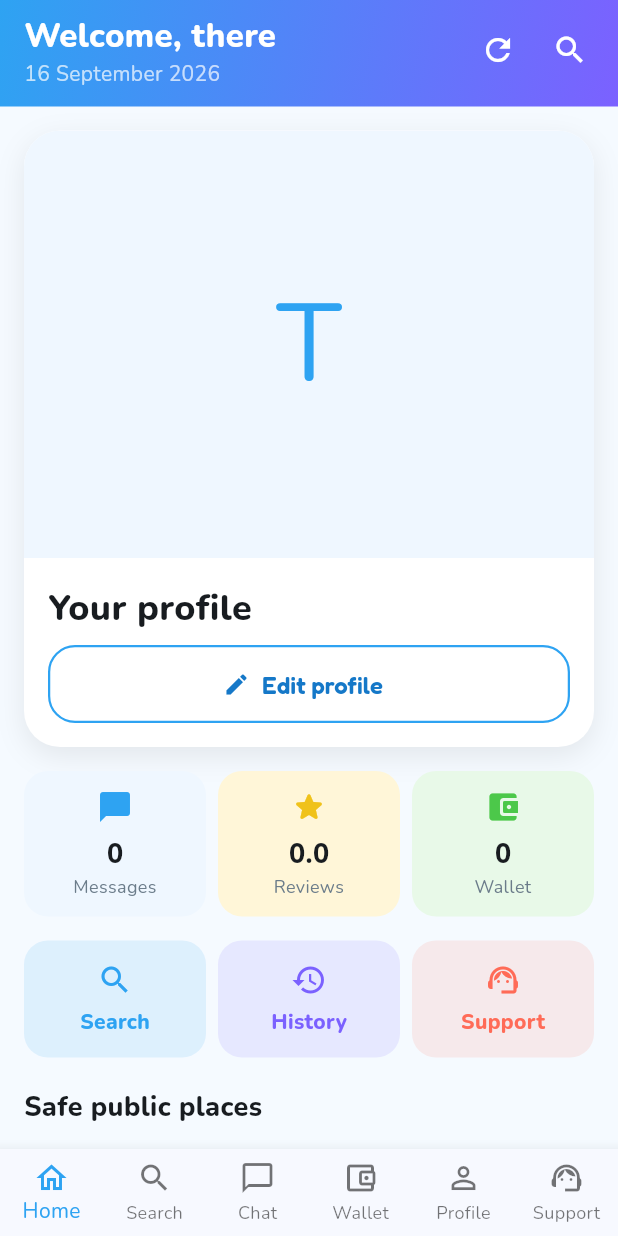
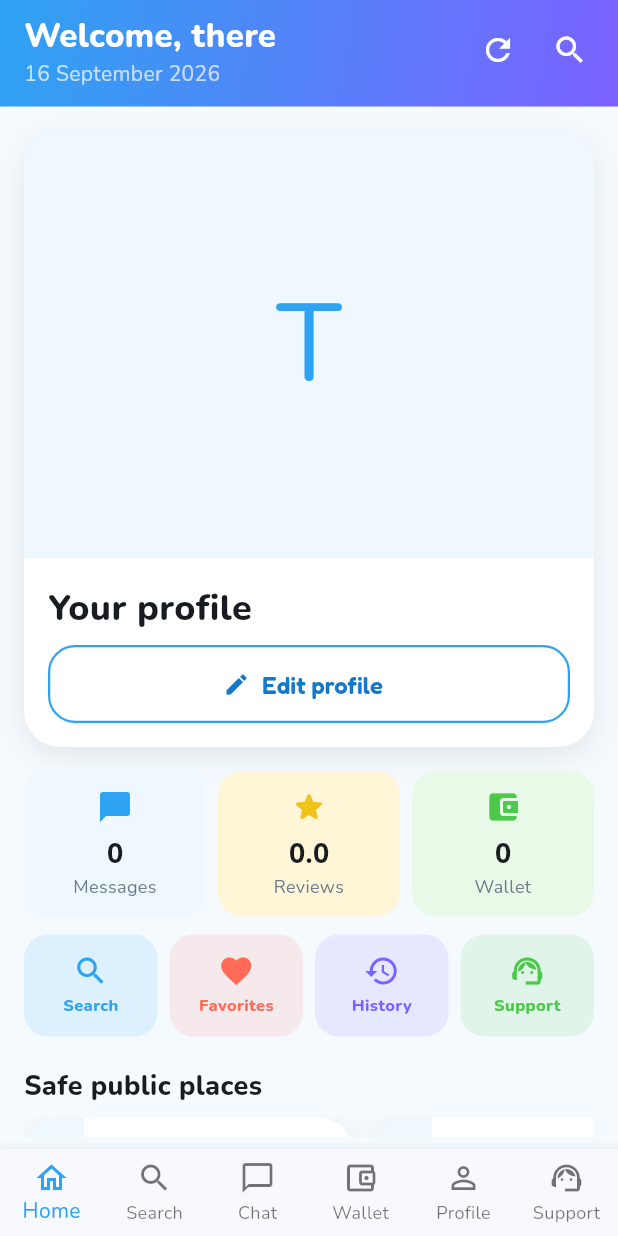
Before and after one commit to skill4handel-netizen/skill4handel-app, a Flutter app: the MainShell screen opened directly, on a phone screen of 412 x 824 dp. Run offline on Flutter 3.47's test engine with Material 3 defaults, Android fonts, the phone set to English and light mode, and no system bars; our stand-ins replace dio, flutter_secure_storage, google_fonts, image_picker; accounts and stored records are empty; network calls fail.

Commit message:
new UI 3

```diff
--- /dev/null
+++ b/lib/core/constants/Places_service.dart
@@ -0,0 +1,62 @@
+import 'package:dio/dio.dart';
+import 'safe_places.dart';
+
+class PlacesService {
+  static final _dio = Dio(BaseOptions(
+    baseUrl: 'https://nominatim.openstreetmap.org',
+    headers: {'User-Agent': 'Skill4Handel/1.0 (info@skill4handel.com)'},
+    connectTimeout: const Duration(seconds: 12),
+  ));
+
+  static Future<List<SafePlace>> load(String city) async {
+    final place = city.trim().isEmpty ? 'Netherlands' : city.trim();
+    final queries = [
+      'public library $place',
+      'community centre $place',
+      'buurthuis $place',
+      'park cafe $place',
+    ];
+    final found = <SafePlace>[];
+    final seen = <String>{};
+    for (final query in queries) {
+      try {
+        final response = await _dio.get('/search', queryParameters: {
+          'q': query,
+          'format': 'json',
+          'addressdetails': 1,
+          'limit': 2,
+        });
+        for (final raw in ((response.data as List?) ?? [])) {
+          final item = Map<String, dynamic>.from(raw as Map);
+          final name = item['display_name']?.toString() ?? '';
+          if (name.isEmpty || seen.contains(name)) continue;
+          seen.add(name);
+          found.add(SafePlace(
+            name: (item['name']?.toString().isNotEmpty == true) ? item['name'].toString() : name.split(',').first,
+            kind: _kind(query),
+            summary: name.split(',').take(3).join(', '),
+            details: name,
+            address: name,
+            photoUrl: _photo(_kind(query)),
+            lat: double.tryParse('${item['lat'] ?? ''}'),
+            lng: double.tryParse('${item['lon'] ?? ''}'),
+          ));
+        }
+      } catch (_) {}
+    }
+    if (found.isEmpty) return safePlacesFor(place);
+    return found.take(6).toList();
+  }
+
+  static String _kind(String query) {
+    if (query.contains('library')) return 'Library';
+    if (query.contains('park')) return 'Park cafe';
+    return 'Community venue';
+  }
+
+  static String _photo(String kind) {
+    if (kind == 'Library') return 'https://images.unsplash.com/photo-1521587760476-6c12a4b040da?auto=format&fit=crop&w=900&q=70';
+    if (kind == 'Park cafe') return 'https://images.unsplash.com/photo-1441974231531-c6227db76b6e?auto=format&fit=crop&w=900&q=70';
+    return 'https://images.unsplash.com/photo-1511632765486-a01980e01a18?auto=format&fit=crop&w=900&q=70';
+  }
+}
--- a/lib/core/constants/safe_places.dart
+++ b/lib/core/constants/safe_places.dart
@@ -6,6 +6,8 @@ class SafePlace {
     required this.details,
     required this.address,
     required this.photoUrl,
+    this.lat,
+    this.lng,
   });
 
   final String name;
@@ -14,6 +16,8 @@ class SafePlace {
   final String details;
   final String address;
   final String photoUrl;
+  final double? lat;
+  final double? lng;
 }
 
 const _libraryPhoto = 'https://images.unsplash.com/photo-1521587760476-6c12a4b040da?auto=format&fit=crop&w=900&q=70';
--- a/lib/features/home/home_screen.dart
+++ b/lib/features/home/home_screen.dart
@@ -1,5 +1,7 @@
 import 'package:dio/dio.dart';
 import 'package:flutter/material.dart';
+import 'package:url_launcher/url_launcher.dart';
+import '../../core/constants/places_service.dart';
 import '../../core/constants/safe_places.dart';
 import '../../core/constants/session.dart';
 import '../../core/constants/skill_items.dart';
@@ -9,6 +11,7 @@ import '../chat/chat_screen.dart';
 import '../chat/history_screen.dart';
 import '../reviews/review_screen.dart';
 import '../support/support_screen.dart';
+import 'favorites_screen.dart';
 
 class HomeScreen extends StatefulWidget {
   const HomeScreen({
@@ -32,6 +35,7 @@ class _HomeScreenState extends State<HomeScreen> {
   final dio = Dio(BaseOptions(baseUrl: 'https://skill4handel-api.onrender.com'));
   List<Map<String, dynamic>> chats = [];
   List<Map<String, dynamic>> history = [];
+  List<SafePlace> places = [];
   int unread = 0;
 
   @override
@@ -65,6 +69,11 @@ class _HomeScreenState extends State<HomeScreen> {
       history = ((response.data as List?) ?? []).map((item) => Map<String, dynamic>.from(item as Map)).toList();
     } catch (_) {
       history = [];
+    }
+    try {
+      places = await PlacesService.load(Session.city);
+    } catch (_) {
+      places = safePlacesFor(Session.city);
     }
     if (mounted) setState(() {});
   }
@@ -112,17 +121,11 @@ class _HomeScreenState extends State<HomeScreen> {
     for (final item in history) {
       final status = item['status']?.toString();
       if (status == 'completed' && !reviewedByMe(item)) {
-        items.add({
-          'title': item['otherName'] ?? 'Member',
-          'reason': 'Review pending after a completed exchange.',
-          'review': item,
-        });
+        items.add({'title': item['otherName'] ?? 'Member', 'reason': 'Review pending after a completed exchange.', 'review': item});
       } else if (status == 'cancelled' || status == 'expired') {
         items.add({
           'title': item['otherName'] ?? 'Member',
-          'reason': status == 'expired'
-              ? 'The previous offer expired. Both members may start a new request.'
-              : 'The previous offer was cancelled. Both members may start a new request.',
+          'reason': 'The previous offer was closed. Both members may start a new request.',
           'chatId': item['chatId'],
           'otherId': item['otherId'],
           'name': item['otherName'],
@@ -147,6 +150,14 @@ class _HomeScreenState extends State<HomeScreen> {
     ).then((_) => refresh());
   }
 
+  Future<void> openMaps(SafePlace place) async {
+    final query = place.lat != null ? '${place.lat},${place.lng}' : place.address;
+    await launchUrl(
+      Uri.parse('https://www.google.com/maps/search/?api=1&query=${Uri.encodeComponent(query)}'),
+      mode: LaunchMode.externalApplication,
+    );
+  }
+
   void showPlace(SafePlace place) {
     showModalBottomSheet(
       context: context,
@@ -154,7 +165,7 @@ class _HomeScreenState extends State<HomeScreen> {
       isScrollControlled: true,
       builder: (context) {
         return Padding(
-          padding: const EdgeInsets.fromLTRB(20, 0, 20, 28),
+          padding: EdgeInsets.fromLTRB(20, 0, 20, MediaQuery.of(context).padding.bottom + 20),
           child: Column(
             mainAxisSize: MainAxisSize.min,
             crossAxisAlignment: CrossAxisAlignment.start,
@@ -182,6 +193,13 @@ class _HomeScreenState extends State<HomeScreen> {
                   Expanded(child: Text(place.address, style: const TextStyle(fontWeight: FontWeight.w700))),
                 ],
               ),
+              const SizedBox(height: 12),
+              ElevatedButton.icon(
+                onPressed: () => openMaps(place),
+                style: AppTheme.solid(AppColors.blue),
+                icon: const Icon(Icons.map, color: Colors.white),
+                label: const Text('Open in Google Maps', style: TextStyle(color: Colors.white)),
+              ),
             ],
           ),
         );
@@ -197,6 +215,7 @@ class _HomeScreenState extends State<HomeScreen> {
     final skills = parseSkills(Session.offers);
     final featured = skills.isEmpty ? null : skills.first;
     final live = activityItems();
+    final bottom = MediaQuery.of(context).padding.bottom + 24;
 
     return Column(
       children: [
@@ -227,14 +246,10 @@ class _HomeScreenState extends State<HomeScreen> {
           child: RefreshIndicator(
             onRefresh: refresh,
             child: ListView(
-              padding: const EdgeInsets.all(16),
+              padding: EdgeInsets.fromLTRB(16, 16, 16, bottom),
               children: [
                 Container(
-                  decoration: BoxDecoration(
-                    color: Colors.white,
-                    borderRadius: BorderRadius.circular(24),
-                    boxShadow: const [BoxShadow(color: Color(0x14000000), blurRadius: 16, offset: Offset(0, 6))],
-                  ),
+                  decoration: AppTheme.card(),
                   clipBehavior: Clip.antiAlias,
                   child: Column(
                     crossAxisAlignment: CrossAxisAlignment.start,
@@ -270,11 +285,8 @@ class _HomeScreenState extends State<HomeScreen> {
                                       child: Container(
                                         margin: const EdgeInsets.only(right: 8, bottom: 8),
                                         padding: const EdgeInsets.symmetric(horizontal: 12, vertical: 6),
-                                        decoration: BoxDecoration(
-                                          color: const Color(0xFF7B61FF).withValues(alpha: 0.12),
-                                          borderRadius: BorderRadius.circular(20),
-                                        ),
-                                        child: Text(skill.name, style: const TextStyle(color: Color(0xFF7B61FF), fontWeight: FontWeight.w600)),
+                                        decoration: BoxDecoration(color: const Color(0xFFEEE8FF), borderRadius: BorderRadius.circular(20), border: Border.all(color: AppColors.purple)),
+                                        child: Text(skill.name, style: const TextStyle(color: Color(0xFF3D2BB3), fontWeight: FontWeight.w800)),
                                       ),
                                     ),
                                 ],
@@ -298,36 +310,35 @@ class _HomeScreenState extends State<HomeScreen> {
                     Expanded(child: stat(Icons.account_balance_wallet_rounded, '${Session.balance}', 'Wallet', widget.onWalletTap ?? () {}, AppColors.mint, AppColors.green)),
                   ],
                 ),
-                const SizedBox(height: 16),
+                const SizedBox(height: 12),
                 Row(
                   children: [
                     Expanded(child: actionTile(Icons.search, 'Search', AppColors.blue, widget.onSearchTap ?? () {})),
                     const SizedBox(width: 8),
-                    Expanded(
-                      child: actionTile(Icons.history, 'History', AppColors.purple, () {
+                    Expanded(child: actionTile(Icons.favorite, 'Favorites', AppColors.coral, () {
+                      Navigator.push(context, MaterialPageRoute(builder: (context) => const FavoritesScreen()));
+                    })),
+                    const SizedBox(width: 8),
+                    Expanded(child: actionTile(Icons.history, 'History', AppColors.purple, () {
                       Navigator.push(context, MaterialPageRoute(builder: (context) => const HistoryScreen())).then((_) => refresh());
-                      }),
-                    ),
+                    })),
                     const SizedBox(width: 8),
-                    Expanded(
-                      child: actionTile(Icons.support_agent, 'Support', AppColors.coral, () {
+                    Expanded(child: actionTile(Icons.support_agent, 'Support', AppColors.green, () {
                       Navigator.push(context, MaterialPageRoute(builder: (context) => const SupportScreen()));
-                      }),
-                    ),
+                    })),
                   ],
                 ),
                 const SizedBox(height: 20),
-                Text(
-                  Session.city.isEmpty ? 'Safe public places' : 'Safe public places in ${Session.city}',
-                  style: const TextStyle(fontSize: 18, fontWeight: FontWeight.w800),
-                ),
+                Text(Session.city.isEmpty ? 'Safe public places' : 'Safe public places in ${Session.city}', style: const TextStyle(fontSize: 18, fontWeight: FontWeight.w800)),
                 const SizedBox(height: 8),
                 SizedBox(
                   height: 196,
-                  child: ListView(
+                  child: places.isEmpty
+                      ? const Center(child: Text('Looking up public places...'))
+                      : ListView(
                           scrollDirection: Axis.horizontal,
                           children: [
-                      for (final place in safePlacesFor(Session.city))
+                            for (final place in places)
                               GestureDetector(
                                 onTap: () => showPlace(place),
                                 child: Container(
@@ -343,11 +354,7 @@ class _HomeScreenState extends State<HomeScreen> {
                                         height: 110,
                                         width: 220,
                                         fit: BoxFit.cover,
-                                  errorBuilder: (context, error, stack) => Container(
-                                    height: 110,
-                                    color: AppColors.soft,
-                                    child: const Icon(Icons.location_city, color: AppColors.blue, size: 40),
-                                  ),
+                                        errorBuilder: (context, error, stack) => Container(height: 110, color: AppColors.soft, child: const Icon(Icons.location_city, color: AppColors.blue, size: 40)),
                                       ),
                                       Padding(
                                         padding: const EdgeInsets.all(10),
@@ -411,13 +418,13 @@ class _HomeScreenState extends State<HomeScreen> {
     return InkWell(
       onTap: onTap,
       child: Container(
-        padding: const EdgeInsets.symmetric(vertical: 14),
+        padding: const EdgeInsets.symmetric(vertical: 12),
         decoration: BoxDecoration(color: color.withValues(alpha: 0.12), borderRadius: BorderRadius.circular(16)),
         child: Column(
           children: [
             Icon(icon, color: color),
-            const SizedBox(height: 6),
-            Text(label, style: TextStyle(fontWeight: FontWeight.w800, color: color)),
+            const SizedBox(height: 4),
+            Text(label, style: TextStyle(fontWeight: FontWeight.w800, color: color, fontSize: 11)),
           ],
         ),
       ),
```
Also changed, not shown: lib/core/constants/favorites.dart (added, +26 -0 lines), lib/features/auth/signup_screen.dart (+69 -75 lines), lib/features/home/favorites_screen.dart (added, +95 -0 lines), lib/features/profile/user_profile_screen.dart (+32 -4 lines). Lines whose indentation alone changed are shown as unchanged.
